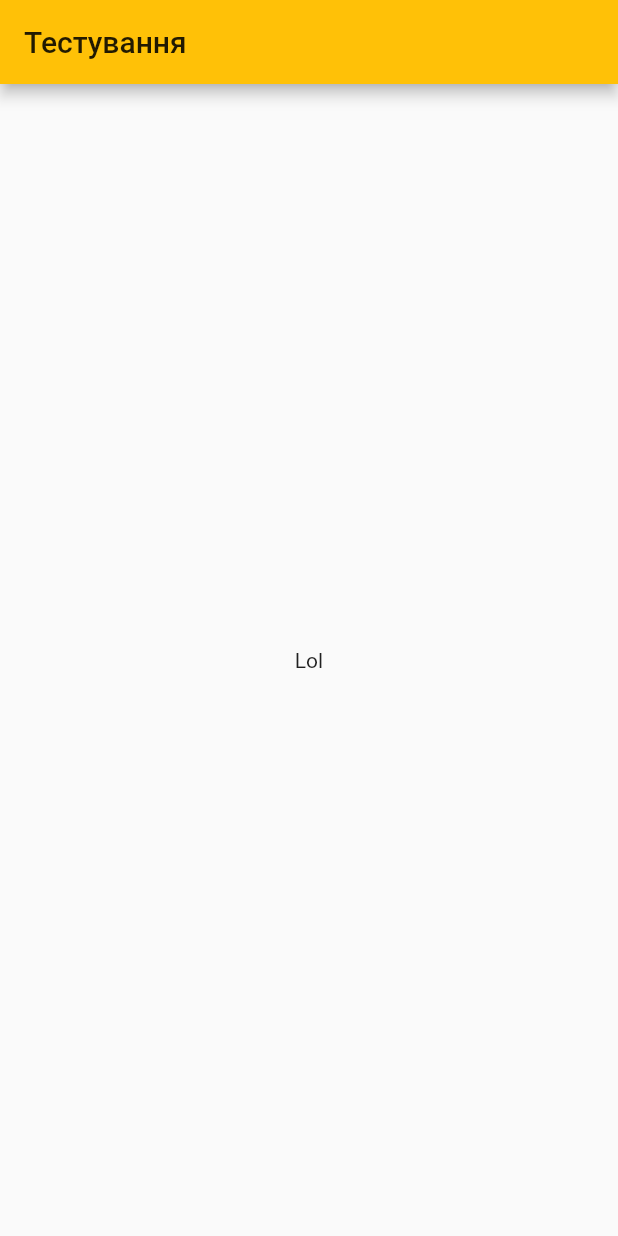
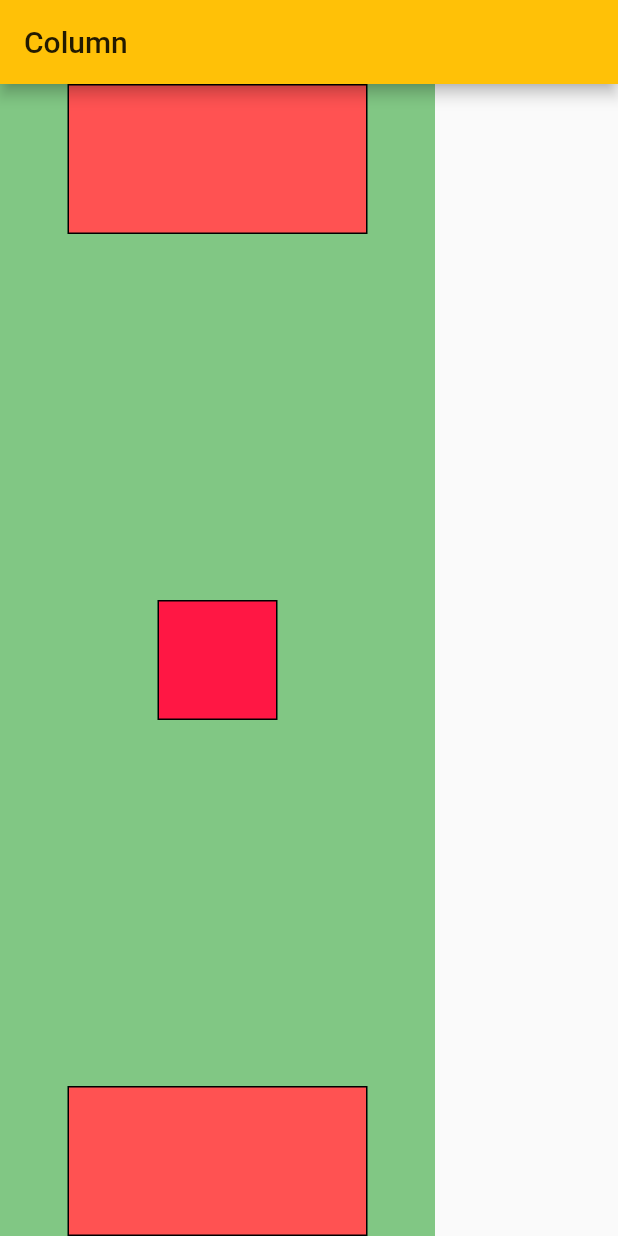
Before and after one commit to kochutyu/first-flutter-app, a Flutter app: the screen it shows after launch, on a phone screen of 412 x 824 dp. Run offline on Flutter 3.47's test engine with Material 2 defaults, Android fonts, the phone set to English and light mode, and no system bars.

Commit message:
Flutter основы для начинающих #2 - Верстка, Виджеты, Row, Column

```diff
--- /dev/null
+++ b/lib/boxes.dart
@@ -0,0 +1,30 @@
+
+import 'package:flutter/material.dart';
+
+class ColorBox extends StatelessWidget {
+  @override
+  Widget build(BuildContext context) {
+    return Container(
+      width: 80,
+      height: 80,
+      decoration: BoxDecoration(
+        color: Colors.redAccent[400],
+        border: Border.all(),
+      ),
+    );
+  }
+}
+
+class BiggerColorBox extends StatelessWidget {
+  @override
+  Widget build(BuildContext context) {
+    return Container(
+      width: 200,
+      height: 100,
+      decoration: BoxDecoration(
+        color: Colors.redAccent[200],
+        border: Border.all(),
+      ),
+    );
+  }
+}
--- /dev/null
+++ b/lib/column.dart
@@ -0,0 +1,29 @@
+import 'package:first_app/boxes.dart';
+import 'package:flutter/material.dart';
+
+class MyColumn extends StatelessWidget {
+  @override
+  Widget build(BuildContext context) {
+    return Container(
+      child: Scaffold(
+        appBar: AppBar(
+          title: Text('Column'),
+        ),
+        body: Container(
+          color: Colors.green[300],
+          width: 290,
+          child: Column(
+            mainAxisSize: MainAxisSize.max,
+            mainAxisAlignment: MainAxisAlignment.spaceBetween,
+            crossAxisAlignment: CrossAxisAlignment.center,
+            children: <Widget>[
+              BiggerColorBox(),
+              ColorBox(),
+              BiggerColorBox(),
+            ],
+          ),
+        ),
+      ),
+    );
+  }
+}
--- a/lib/main.dart
+++ b/lib/main.dart
@@ -1,3 +1,5 @@
+import 'package:first_app/column.dart';
+import 'package:first_app/row.dart';
 import 'package:flutter/material.dart';
 
 void main() {
@@ -11,7 +13,7 @@ class MyApp extends StatelessWidget {
     return MaterialApp(
       title: 'First App',
       theme: ThemeData(primarySwatch: Colors.amber),
-      home: HomePage(),
+      home: MyColumn(),
     );
   }
 }
```
Also changed, not shown: lib/row.dart (added, +29 -0 lines).
